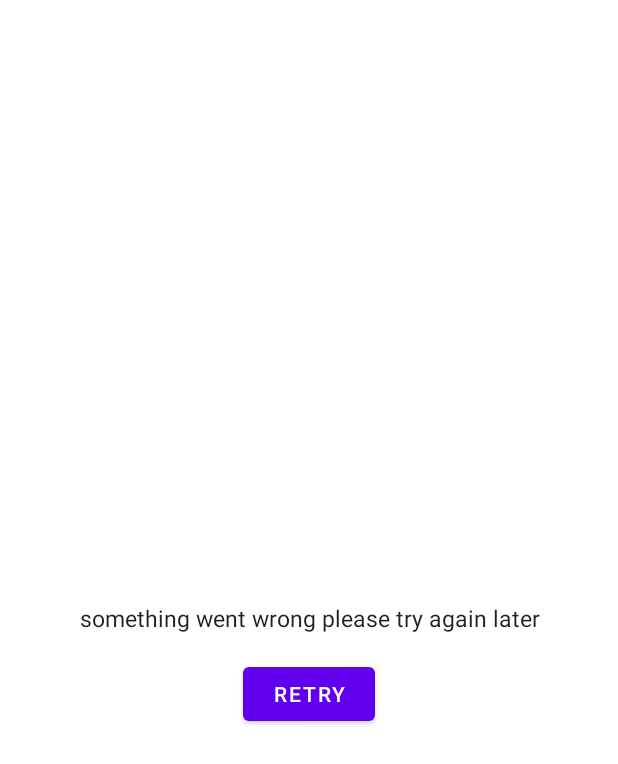
After one commit to mohamadk/albums, an Android app: the layout error_view.xml on its own in the app's theme, with its tools: preview values and no code run, on a phone screen of 412 x 824 dp. The commit adds this screen. Shown: the top 764 px of the screen. Run offline under Robolectric (Android 15) with nearby library versions, the phone set to English and light mode, and no system bars.

Commit message:
creating general view units

```diff
--- /dev/null
+++ b/app/src/main/res/layout/error_view.xml
@@ -0,0 +1,32 @@
+<?xml version="1.0" encoding="utf-8"?>
+<androidx.constraintlayout.widget.ConstraintLayout xmlns:android="http://schemas.android.com/apk/res/android"
+    xmlns:app="http://schemas.android.com/apk/res-auto"
+    android:layout_width="match_parent"
+    android:layout_height="match_parent"
+    android:background="@color/white"
+    >
+
+    <TextView
+        android:id="@+id/errorDescriptionTextView"
+        android:layout_width="match_parent"
+        android:layout_height="wrap_content"
+        android:gravity="center"
+        android:text="@string/something_went_wrong_please_try_again_later"
+        android:textAppearance="@style/MaterialAlertDialog.MaterialComponents.Title.Text"
+        android:textSize="15sp"
+        app:layout_constraintBottom_toBottomOf="parent"
+        app:layout_constraintTop_toTopOf="parent"
+        />
+
+    <Button
+        android:id="@+id/retry"
+        android:layout_width="wrap_content"
+        android:layout_height="wrap_content"
+        android:layout_marginTop="@dimen/d2"
+        android:text="@string/retry"
+        app:layout_constraintLeft_toLeftOf="parent"
+        app:layout_constraintRight_toRightOf="parent"
+        app:layout_constraintTop_toBottomOf="@+id/errorDescriptionTextView"
+        />
+
+</androidx.constraintlayout.widget.ConstraintLayout>
--- /dev/null
+++ b/app/src/main/res/values/dimens.xml
@@ -0,0 +1,5 @@
+<?xml version="1.0" encoding="utf-8"?>
+<resources>
+    <dimen name="d1">8dp</dimen>
+    <dimen name="d2">16dp</dimen>
+</resources>
--- a/app/src/main/res/values/strings.xml
+++ b/app/src/main/res/values/strings.xml
@@ -1,3 +1,5 @@
 <resources>
     <string name="app_name">Albums</string>
+    <string name="retry">Retry</string>
+    <string name="something_went_wrong_please_try_again_later">something went wrong please try again later</string>
 </resources>
```
Also changed, not shown: app/build.gradle (+13 -1 lines), app/src/main/java/com/mohamadk/albums/AlbumsFragment.kt (+41 -0 lines), app/src/main/java/com/mohamadk/albums/adapter/AlbumsItemFactory.kt (added, +15 -0 lines), app/src/main/java/com/mohamadk/albums/adapter/AlbumsModelWrapper.kt (added, +19 -0 lines), app/src/main/java/com/mohamadk/albums/adapter/listing/ItemAlbumModel.kt (added, +7 -0 lines), app/src/main/java/com/mohamadk/albums/adapter/listing/SingleTitleItem.kt (added, +29 -0 lines), app/src/main/res/layout/fragment_albums.xml (+11 -0 lines), app/src/main/res/layout/item_album.xml (added, +17 -0 lines), build.gradle (+9 -1 lines).
